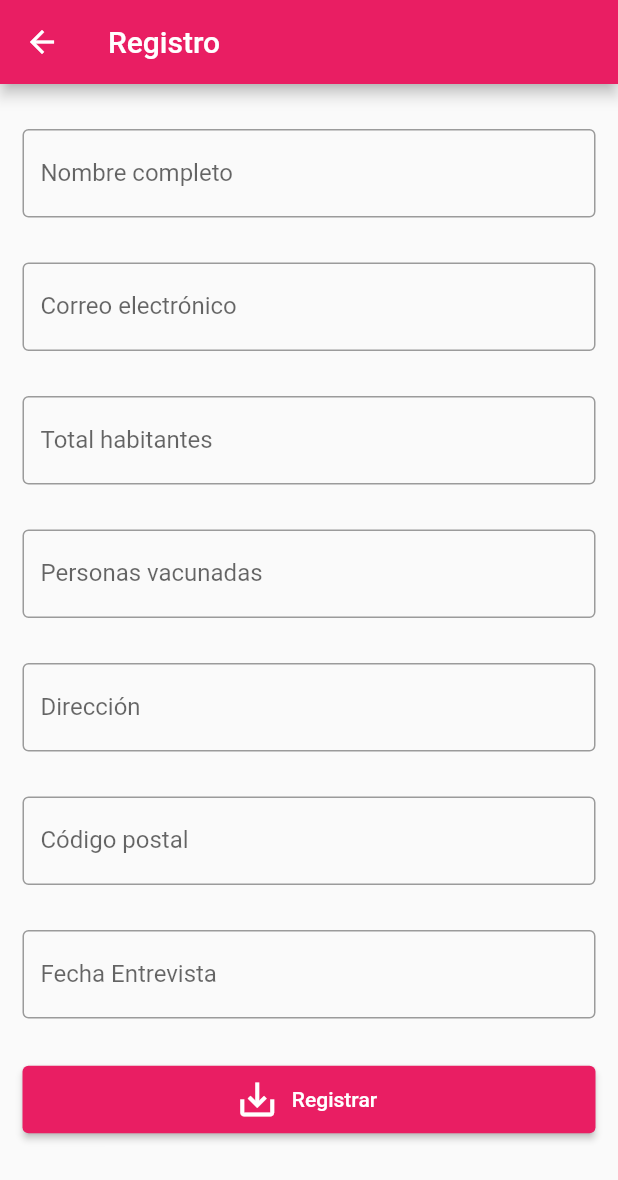
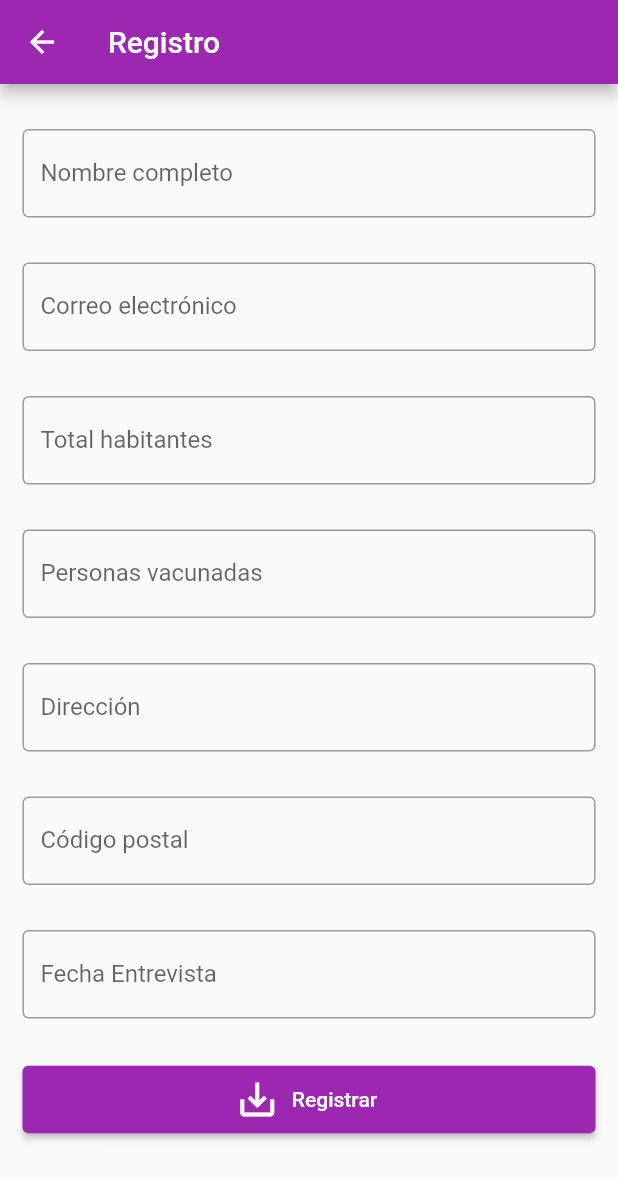
Before and after one commit to berci28/Proyecto_fn_app, a Flutter app: the screen it shows after launch, after a tap on "Registrar datos", on a phone screen of 412 x 824 dp. Shown: the top 1180 px of the screen. Run offline on Flutter 3.47's test engine with Material 2 defaults, Android fonts, the phone set to English and light mode, and no system bars; our stand-ins replace sqflite; accounts and stored records are empty.

Commit message:
subiendo archivos

```diff
--- a/lib/main.dart
+++ b/lib/main.dart
@@ -15,7 +15,7 @@ class MyApp extends StatelessWidget {
       debugShowCheckedModeBanner: false,
       title: 'Censo App',
       theme: ThemeData(
-        primarySwatch: Colors.pink,
+        primarySwatch: Colors.purple,
       ),
       home: const MyHomePage(title: 'Censo de vacunacion'),
     );
--- a/lib/vista/home_screen.dart
+++ b/lib/vista/home_screen.dart
@@ -23,7 +23,7 @@ class _MyHomePageState extends State<MyHomePage> {
         mainAxisSpacing: 0,
         children: [
           Padding(
-            padding: const EdgeInsets.all(20),
+            padding: const EdgeInsets.all(40),
             child: FlatButton(
               onPressed: () => {
                 Navigator.push(
@@ -32,9 +32,9 @@ class _MyHomePageState extends State<MyHomePage> {
                         builder: (context) =>
                             const MyFormPage(title: 'Registro')))
               },
-              color: Colors.indigo,
+              color: Colors.black,
               textColor: Colors.white,
-              padding: EdgeInsets.only(top: 60),
+              padding: EdgeInsets.only(top: 50),
               child: Column(
                 children: <Widget>[
                   Icon(Icons.add_chart),
@@ -44,7 +44,7 @@ class _MyHomePageState extends State<MyHomePage> {
             ),
           ),
           Padding(
-            padding: const EdgeInsets.all(20),
+            padding: const EdgeInsets.all(40),
             child: FlatButton(
               onPressed: () => {
                 Navigator.push(
@@ -53,9 +53,9 @@ class _MyHomePageState extends State<MyHomePage> {
                         builder: (context) =>
                             const MyTablePage(title: 'Registros')))
               },
-              color: Colors.indigo,
+              color: Colors.black,
               textColor: Colors.white,
-              padding: EdgeInsets.only(top: 60),
+              padding: EdgeInsets.only(top: 50),
               child: Column(
                 children: <Widget>[
                   Icon(Icons.visibility),
```
Also changed, not shown: lib/vista/table_screen.dart (+33 -20 lines).
